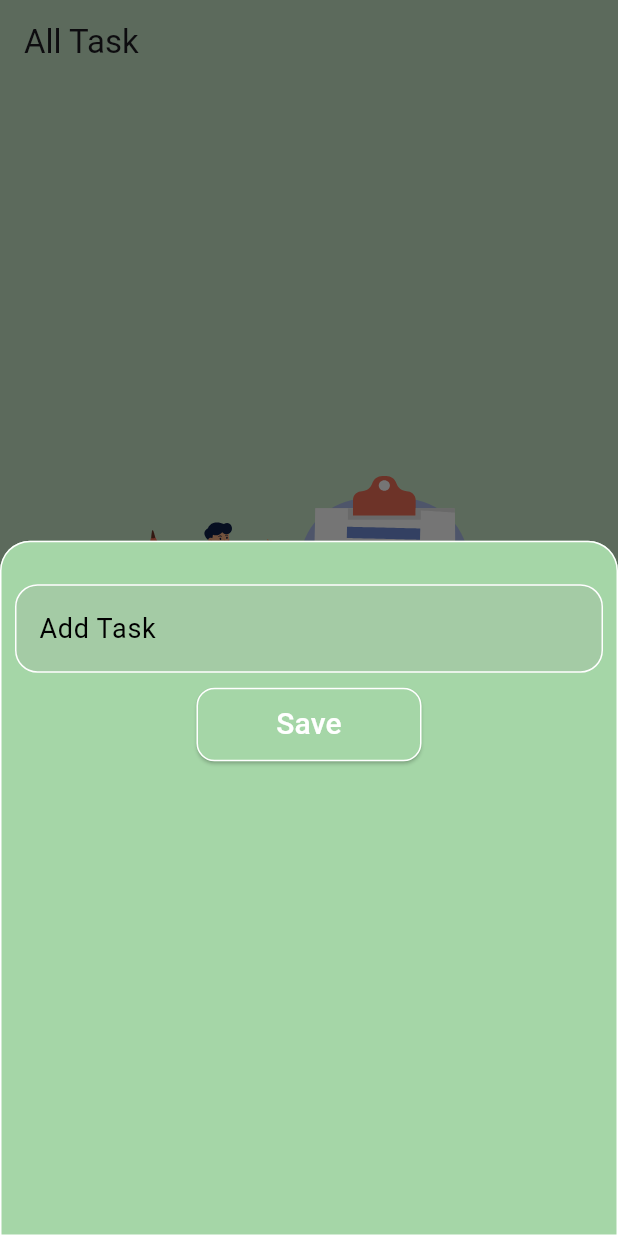
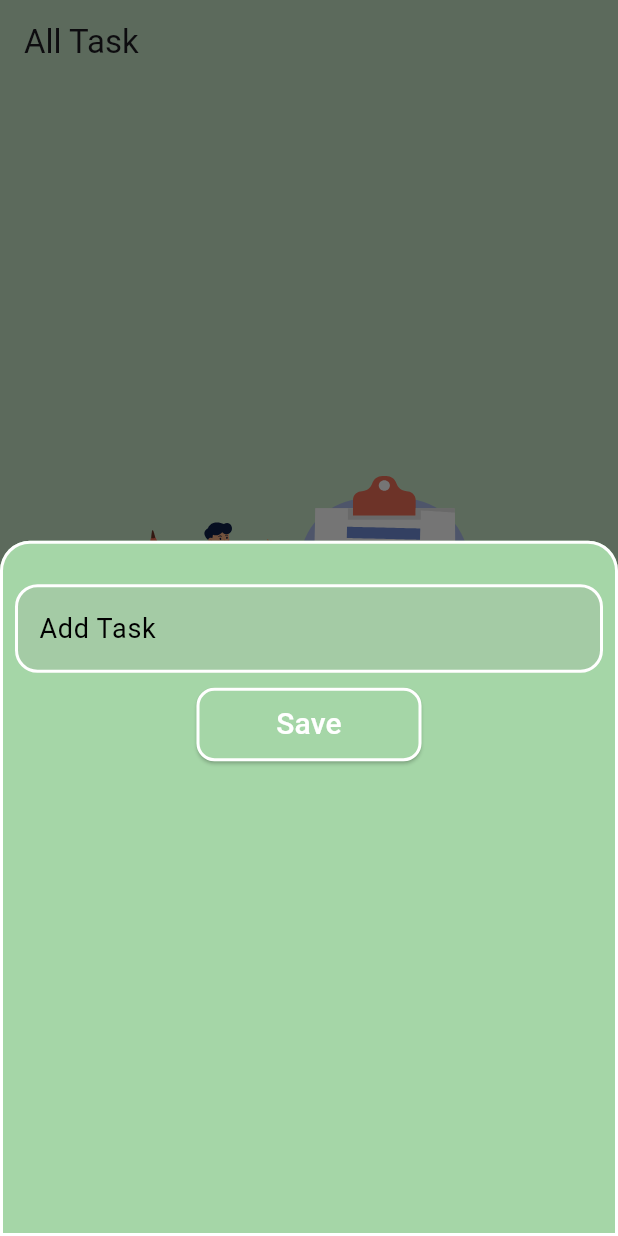
Before and after one commit to oveshdevwala/Todo_task_with_SQFLite_Provider, a Flutter app: the screen it shows after launch, after a tap on the "add" icon, on a phone screen of 412 x 824 dp. Run offline on Flutter 3.47's test engine with Material 3 defaults, Android fonts, the phone set to English and light mode, and no system bars; our stand-ins replace lottie, sqflite; accounts and stored records are empty.

Commit message:
all updated

```diff
--- a/lib/Screens/homescreen.dart
+++ b/lib/Screens/homescreen.dart
@@ -128,7 +128,9 @@ class alltask extends StatelessWidget {
                                     child: Container(
                                       child: Row(
                                         children: [
-                                          Checkbox.adaptive(
+                                          SizedBox(
+                                            width: 20,
+                                            child: Checkbox.adaptive(
                                                 value: provider.data[index]
                                                             .modelCompleted ==
                                                         0
@@ -141,6 +143,7 @@ class alltask extends StatelessWidget {
                                                       .completedChacker(index);
                                                   provider.facthData();
                                                 }),
+                                          ),
                                           SizedBox(
                                             width: 15,
                                           ),
@@ -230,7 +233,10 @@ void showmodel(int mindex, context) {
       context: context,
       backgroundColor: uiColors.shade200,
       shape: RoundedRectangleBorder(
-          side: BorderSide(color: uiColors.white),
+          side: BorderSide(
+            color: uiColors.white,
+            width: 2,
+          ),
           borderRadius: BorderRadius.only(
               topLeft: Radius.circular(20), topRight: Radius.circular(20))),
       builder: (context) => Container(
@@ -249,13 +255,22 @@ void showmodel(int mindex, context) {
                           filled: true,
                           focusedBorder: OutlineInputBorder(
                               borderRadius: BorderRadius.circular(15),
-                              borderSide: BorderSide(color: uiColors.white)),
+                              borderSide: BorderSide(
+                                color: uiColors.white,
+                                width: 2,
+                              )),
                           enabledBorder: OutlineInputBorder(
                               borderRadius: BorderRadius.circular(15),
-                              borderSide: BorderSide(color: uiColors.white)),
+                              borderSide: BorderSide(
+                                color: uiColors.white,
+                                width: 2,
+                              )),
                           border: OutlineInputBorder(
                               borderRadius: BorderRadius.circular(15),
-                              borderSide: BorderSide(color: uiColors.white))),
+                              borderSide: BorderSide(
+                                color: uiColors.white,
+                                width: 2,
+                              ))),
                     )),
                 SizedBox(
                     width: 150,
@@ -274,7 +289,10 @@ void showmodel(int mindex, context) {
                             backgroundColor: uiColors.shade200,
                             shape: RoundedRectangleBorder(
                                 borderRadius: BorderRadius.circular(12),
-                                side: BorderSide(color: uiColors.white))),
+                                side: BorderSide(
+                                  color: uiColors.white,
+                                  width: 2,
+                                ))),
                         child: Consumer<TaskProvider>(
                             builder: (context, provider, child) {
                           return Text(
--- a/lib/Screens/pendingTask.dart
+++ b/lib/Screens/pendingTask.dart
@@ -47,7 +47,9 @@ class PendingTask extends StatelessWidget {
                                     child: Container(
                                       child: Row(
                                         children: [
-                                          Checkbox.adaptive(
+                                          SizedBox(
+                                            width: 20,
+                                            child: Checkbox.adaptive(
                                                 value: provider.data[index]
                                                             .modelCompleted ==
                                                         0
@@ -60,6 +62,7 @@ class PendingTask extends StatelessWidget {
                                                       .completedChacker(index);
                                                   provider.facthPending();
                                                 }),
+                                          ),
                                           SizedBox(
                                             width: 15,
                                           ),
```
Also changed, not shown: lib/Screens/completedTask.dart (+6 -2 lines). Lines whose indentation alone changed are shown as unchanged.
